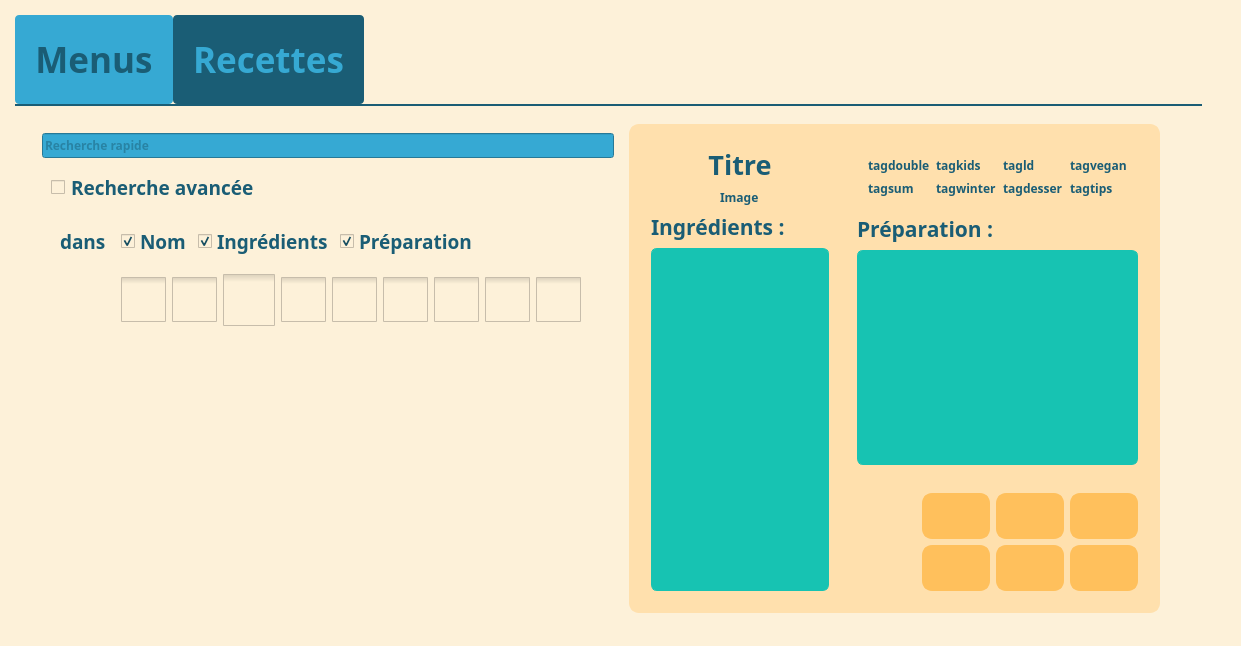
juvarlet/a_table, file UI/Main_Window.ui: the form before one commit.
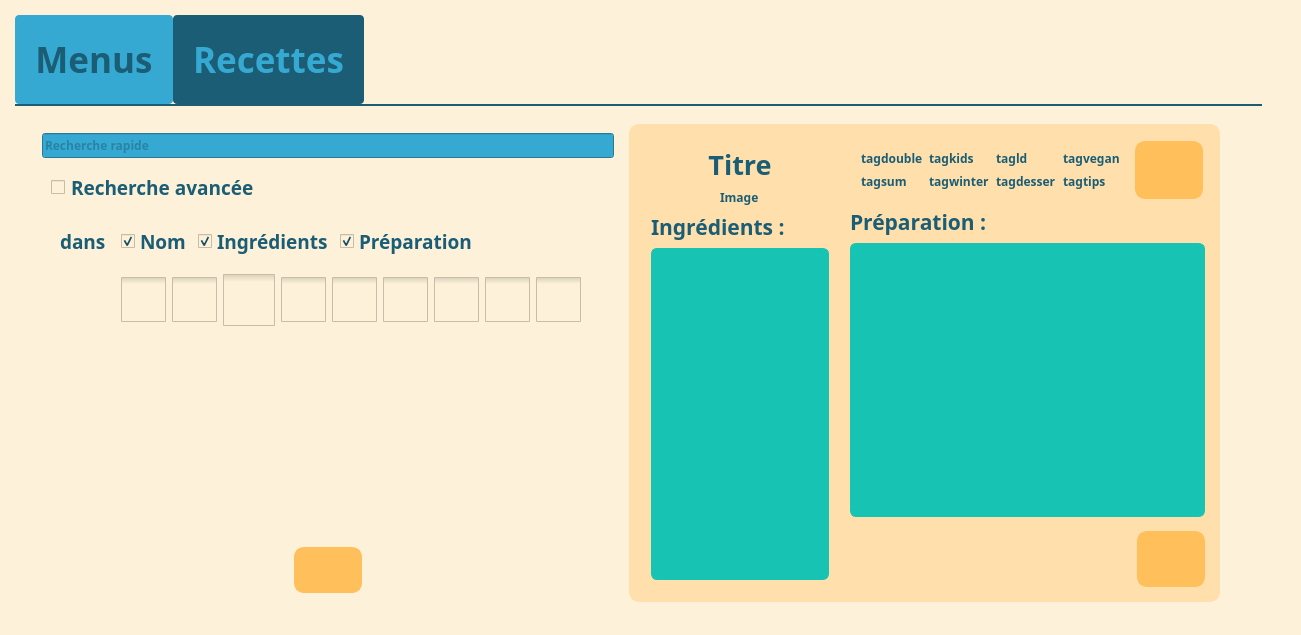
The form after the commit. The open tabs and pages were chosen to show the change. Icons and pictures are not drawn.

Commit message:
Rearrange layout in recipe tab
move new recipe icon
combine actions into QMenu

What changed in the file:
```diff
--- a/UI/Main_Window.ui
+++ b/UI/Main_Window.ui
@@ -9,8 +9,8 @@
    <rect>
     <x>0</x>
     <y>0</y>
-    <width>1206</width>
-    <height>646</height>
+    <width>1277</width>
+    <height>635</height>
    </rect>
   </property>
   <property name="windowTitle">
@@ -29,7 +29,7 @@
         background-color: #fdf1d9;
     }
     
-	QFrame#frame_carte, QFrame#frame_save {
+	QFrame#frame_carte, QFrame#frame_save, QFrame#frame_new_recipe{
 		background-color: #fdf1d9;
 	}
     QFrame#frame_tags_2{
@@ -52,7 +52,7 @@
         background-color:#ffe0ad;
     }
     
-    QFrame#frame_details, QFrame#frame_new_recipe, QFrame#frame_6, 
+    QFrame#frame_details, QFrame#frame_6, 
     QFrame#frame_4, QFrame#frame_16, QFrame#frame_8, QFrame#frame_9, 
     QFrame#frame_7, QFrame#frame_10, QFrame#frame_20, QFrame#frame_ingredients,
     QFrame#frame_wB, QFrame#frame_17, QFrame#frame_19{
@@ -930,8 +930,8 @@
                <rect>
                 <x>0</x>
                 <y>0</y>
-                <width>1132</width>
-                <height>430</height>
+                <width>1203</width>
+                <height>419</height>
                </rect>
               </property>
               <attribute name="label">
@@ -1403,7 +1403,7 @@
                <rect>
                 <x>0</x>
                 <y>0</y>
-                <width>1132</width>
+                <width>1137</width>
                 <height>430</height>
                </rect>
               </property>
@@ -1962,6 +1962,82 @@
                    </property>
                   </widget>
                  </item>
+                 <item>
+                  <widget class="QFrame" name="frame_new_recipe">
+                   <property name="frameShape">
+                    <enum>QFrame::NoFrame</enum>
+                   </property>
+                   <property name="frameShadow">
+                    <enum>QFrame::Raised</enum>
+                   </property>
+                   <layout class="QGridLayout" name="gridLayout_12">
+                    <property name="leftMargin">
+                     <number>0</number>
+                    </property>
+                    <property name="topMargin">
+                     <number>5</number>
+                    </property>
+                    <property name="rightMargin">
+                     <number>0</number>
+                    </property>
+                    <property name="bottomMargin">
+                     <number>0</number>
+                    </property>
+                    <property name="spacing">
+                     <number>0</number>
+                    </property>
+                    <item row="0" column="1">
+                     <widget class="QPushButton" name="pB_new_recipe">
+                      <property name="toolTip">
+                       <string>Nouvelle recette</string>
+                      </property>
+                      <property name="text">
+                       <string/>
+                      </property>
+                      <property name="icon">
+                       <iconset>
+                        <normaloff>images/icon_new_recipe.png</normaloff>images/icon_new_recipe.png</iconset>
+                      </property>
+                      <property name="iconSize">
+                       <size>
+                        <width>50</width>
+                        <height>50</height>
+                       </size>
+                      </property>
+                      <property name="checkable">
+                       <bool>true</bool>
+                      </property>
+                     </widget>
+                    </item>
+                    <item row="0" column="2">
+                     <spacer name="horizontalSpacer_7">
+                      <property name="orientation">
+                       <enum>Qt::Horizontal</enum>
+                      </property>
+                      <property name="sizeHint" stdset="0">
+                       <size>
+                        <width>40</width>
+                        <height>20</height>
+                       </size>
+                      </property>
+                     </spacer>
+                    </item>
+                    <item row="0" column="0">
+                     <spacer name="horizontalSpacer_9">
+                      <property name="orientation">
+                       <enum>Qt::Horizontal</enum>
+                      </property>
+                      <property name="sizeHint" stdset="0">
+                       <size>
+                        <width>40</width>
+                        <height>20</height>
+                       </size>
+                      </property>
+                     </spacer>
+                    </item>
+                   </layout>
+                  </widget>
+                 </item>
                 </layout>
                </widget>
               </item>
@@ -1989,24 +2065,29 @@
                     <enum>QFrame::Raised</enum>
                    </property>
                    <layout class="QGridLayout" name="gridLayout_33">
-                    <item row="1" column="0">
-                     <widget class="QLabel" name="label_6">
-                      <property name="font">
-                       <font>
-                        <family>Poiret One</family>
-                        <pointsize>16</pointsize>
-                        <weight>75</weight>
-                        <italic>false</italic>
-                        <bold>true</bold>
-                       </font>
-                      </property>
-                      <property name="text">
-                       <string>Préparation :</string>
-                      </property>
-                     </widget>
-                    </item>
+                    <property name="leftMargin">
+                     <number>2</number>
+                    </property>
+                    <property name="topMargin">
+                     <number>2</number>
+                    </property>
+                    <property name="rightMargin">
+                     <number>2</number>
+                    </property>
+                    <property name="bottomMargin">
+                     <number>2</number>
+                    </property>
+                    <property name="horizontalSpacing">
+                     <number>2</number>
+                    </property>
                     <item row="0" column="0" alignment="Qt::AlignHCenter">
                      <widget class="QFrame" name="frame_tags">
+                      <property name="sizePolicy">
+                       <sizepolicy hsizetype="Preferred" vsizetype="Preferred">
+                        <horstretch>80</horstretch>
+                        <verstretch>0</verstretch>
+                       </sizepolicy>
+                      </property>
                       <property name="frameShape">
                        <enum>QFrame::NoFrame</enum>
                       </property>
@@ -2014,13 +2095,33 @@
                        <enum>QFrame::Raised</enum>
                       </property>
                       <layout class="QGridLayout" name="gridLayout_8">
-                       <item row="1" column="0">
-                        <widget class="QLabel" name="label_summer">
+                       <item row="0" column="0">
+                        <widget class="QLabel" name="label_double">
                          <property name="toolTip">
-                          <string>Plat d'été</string>
+                          <string>Peut servir pour 2 repas</string>
                          </property>
                          <property name="text">
-                          <string>tagsum</string>
+                          <string>tagdouble</string>
+                         </property>
+                        </widget>
+                       </item>
+                       <item row="0" column="3">
+                        <widget class="QLabel" name="label_vegan">
+                         <property name="toolTip">
+                          <string>Vegan</string>
+                         </property>
+                         <property name="text">
+                          <string>tagvegan</string>
+                         </property>
+                        </widget>
+                       </item>
+                       <item row="1" column="3">
+                        <widget class="QLabel" name="label_tips">
+                         <property name="toolTip">
+                          <string>Préparation</string>
+                         </property>
+                         <property name="text">
+                          <string>tagtips</string>
                          </property>
                         </widget>
                        </item>
@@ -2044,26 +2145,6 @@
                          </property>
                         </widget>
                        </item>
-                       <item row="0" column="0">
-                        <widget class="QLabel" name="label_double">
-                         <property name="toolTip">
-                          <string>Peut servir pour 2 repas</string>
-                         </property>
-                         <property name="text">
-                          <string>tagdouble</string>
-                         </property>
-                        </widget>
-                       </item>
-                       <item row="1" column="3">
-                        <widget class="QLabel" name="label_tips">
-                         <property name="toolTip">
-                          <string>Préparation</string>
-                         </property>
-                         <property name="text">
-                          <string>tagtips</string>
-                         </property>
-                        </widget>
-                       </item>
                        <item row="0" column="1">
                         <widget class="QLabel" name="label_kids">
                          <property name="toolTip">
@@ -2074,6 +2155,16 @@
                          </property>
                         </widget>
                        </item>
+                       <item row="1" column="0">
+                        <widget class="QLabel" name="label_summer">
+                         <property name="toolTip">
+                          <string>Plat d'été</string>
+                         </property>
+                         <property name="text">
+                          <string>tagsum</string>
+                         </property>
+                        </widget>
+                       </item>
                        <item row="0" column="2">
                         <widget class="QLabel" name="label_lunchdinner">
                          <property name="toolTip">
@@ -2084,20 +2175,85 @@
                          </property>
                         </widget>
                        </item>
-                       <item row="0" column="3">
-                        <widget class="QLabel" name="label_vegan">
+                      </layout>
+                     </widget>
+                    </item>
+                    <item row="0" column="1">
+                     <widget class="QFrame" name="frame_7">
+                      <property name="sizePolicy">
+                       <sizepolicy hsizetype="Preferred" vsizetype="Preferred">
+                        <horstretch>20</horstretch>
+                        <verstretch>0</verstretch>
+                       </sizepolicy>
+                      </property>
+                      <property name="frameShape">
+                       <enum>QFrame::StyledPanel</enum>
+                      </property>
+                      <property name="frameShadow">
+                       <enum>QFrame::Raised</enum>
+                      </property>
+                      <layout class="QGridLayout" name="gridLayout_16">
+                       <property name="leftMargin">
+                        <number>0</number>
+                       </property>
+                       <property name="topMargin">
+                        <number>0</number>
+                       </property>
+                       <property name="rightMargin">
+                        <number>0</number>
+                       </property>
+                       <property name="bottomMargin">
+                        <number>0</number>
+                       </property>
+                       <property name="spacing">
+                        <number>0</number>
+                       </property>
+                       <item row="0" column="0">
+                        <widget class="QPushButton" name="pB_action_recipe">
+                         <property name="maximumSize">
+                          <size>
+                           <width>70</width>
+                           <height>70</height>
+                          </size>
+                         </property>
                          <property name="toolTip">
-                          <string>Vegan</string>
+                          <string>Actions...</string>
                          </property>
                          <property name="text">
-                          <string>tagvegan</string>
+                          <string/>
+                         </property>
+                         <property name="icon">
+                          <iconset>
+                           <normaloff>images/icon_actions.png</normaloff>images/icon_actions.png</iconset>
+                         </property>
+                         <property name="iconSize">
+                          <size>
+                           <width>50</width>
+                           <height>50</height>
+                          </size>
                          </property>
                         </widget>
                        </item>
                       </layout>
                      </widget>
                     </item>
-                    <item row="2" column="0">
+                    <item row="1" column="0" colspan="2">
+                     <widget class="QLabel" name="label_6">
+                      <property name="font">
+                       <font>
+                        <family>Poiret One</family>
+                        <pointsize>16</pointsize>
+                        <weight>75</weight>
+                        <italic>false</italic>
+                        <bold>true</bold>
+                       </font>
+                      </property>
+                      <property name="text">
+                       <string>Préparation :</string>
+                      </property>
+                     </widget>
+                    </item>
+                    <item row="2" column="0" colspan="2">
                      <widget class="QTextBrowser" name="tE_recipe">
                       <property name="frameShape">
                        <enum>QFrame::NoFrame</enum>
@@ -2132,41 +2288,29 @@
                     <enum>QFrame::Raised</enum>
                    </property>
                    <layout class="QGridLayout" name="gridLayout_26">
-                    <item row="0" column="2" alignment="Qt::AlignLeft">
-                     <widget class="QPushButton" name="pB_send_2">
-                      <property name="toolTip">
-                       <string>Envoyer</string>
-                      </property>
-                      <property name="text">
-                       <string/>
-                      </property>
-                      <property name="icon">
-                       <iconset>
-                        <normaloff>images/icon_send.png</normaloff>images/icon_send.png</iconset>
-                      </property>
-                      <property name="iconSize">
-                       <size>
-                        <width>50</width>
-                        <height>50</height>
-                       </size>
-                      </property>
-                     </widget>
-                    </item>
-                    <item row="0" column="0">
-                     <spacer name="horizontalSpacer_10">
-                      <property name="orientation">
-                       <enum>Qt::Horizontal</enum>
-                      </property>
-                      <property name="sizeHint" stdset="0">
-                       <size>
-                        <width>40</width>
-                        <height>20</height>
-                       </size>
-                      </property>
-                     </spacer>
-                    </item>
+                    <property name="leftMargin">
+                     <number>2</number>
+                    </property>
+                    <property name="topMargin">
+                     <number>2</number>
+                    </property>
+                    <property name="rightMargin">
+                     <number>2</number>
+                    </property>
+                    <property name="bottomMargin">
+                     <number>2</number>
+                    </property>
+                    <property name="spacing">
+                     <number>0</number>
+                    </property>
                     <item row="0" column="1" alignment="Qt::AlignLeft">
                      <widget class="QPushButton" name="pB_back">
+                      <property name="maximumSize">
+                       <size>
+                        <width>70</width>
+                        <height>70</height>
+                       </size>
+                      </property>
                       <property name="toolTip">
                        <string>Revenir à la recette précédente</string>
                       </property>
@@ -2185,91 +2329,18 @@
                       </property>
                      </widget>
                     </item>
-                    <item row="0" column="3" alignment="Qt::AlignLeft">
-                     <widget class="QPushButton" name="pB_print_2">
-                      <property name="toolTip">
-                       <string>Imprimer</string>
+                    <item row="0" column="0">
+                     <spacer name="horizontalSpacer_10">
+                      <property name="orientation">
+                       <enum>Qt::Horizontal</enum>
                       </property>
-                      <property name="text">
-                       <string/>
-                      </property>
-                      <property name="icon">
-                       <iconset>
-                        <normaloff>images/icon_print.png</normaloff>images/icon_print.png</iconset>
-                      </property>
-                      <property name="iconSize">
+                      <property name="sizeHint" stdset="0">
                        <size>
-                        <width>50</width>
-                        <height>50</height>
+                        <width>40</width>
+                        <height>20</height>
                        </size>
                       </property>
-                     </widget>
-                    </item>
-                    <item row="1" column="1">
-                     <widget class="QPushButton" name="pB_delete">
-                      <property name="toolTip">
-                       <string>Supprimer cette recette</string>
-                      </property>
-                      <property name="text">
-                       <string/>
-                      </property>
-                      <property name="icon">
-                       <iconset>
-                        <normaloff>images/icon_bin.png</normaloff>images/icon_bin.png</iconset>
-                      </property>
-                      <property name="iconSize">
-                       <size>
-                        <width>50</width>
-                        <height>50</height>
-                       </size>
-                      </property>
-                     </widget>
-                    </item>
-                    <item row="1" column="2">
-                     <widget class="QPushButton" name="pB_modif_2">
-                      <property name="toolTip">
-                       <string>Modifier cette recette</string>
-                      </property>
-                      <property name="text">
-                       <string/>
-                      </property>
-                      <property name="icon">
-                       <iconset>
-                        <normaloff>images/icon_edit.png</normaloff>images/icon_edit.png</iconset>
-                      </property>
-                      <property name="iconSize">
-                       <size>
-                        <width>50</width>
-                        <height>50</height>
-                       </size>
-                      </property>
-                      <property name="checkable">
-                       <bool>true</bool>
-                      </property>
-                     </widget>
-                    </item>
-                    <item row="1" column="3">
-                     <widget class="QPushButton" name="pB_new_recipe">
-                      <property name="toolTip">
-                       <string>Nouvelle recette</string>
-                      </property>
-                      <property name="text">
-                       <string/>
-                      </property>
-                      <property name="icon">
-                       <iconset>
-                        <normaloff>images/icon_new_recipe.png</normaloff>images/icon_new_recipe.png</iconset>
-                      </property>
-                      <property name="iconSize">
-                       <size>
-                        <width>50</width>
-                        <height>50</height>
-                       </size>
-                      </property>
-                      <property name="checkable">
-                       <bool>true</bool>
-                      </property>
-                     </widget>
+                     </spacer>
                     </item>
                    </layout>
                   </widget>
```
Left out of the diff: 117 changed lines with no effect on the pictures. The commit also changes 9 other files.
